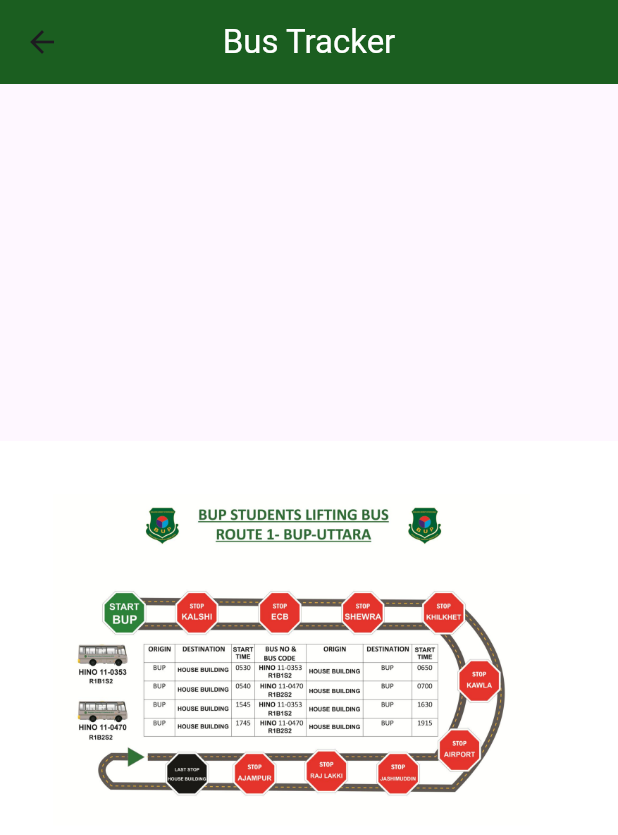
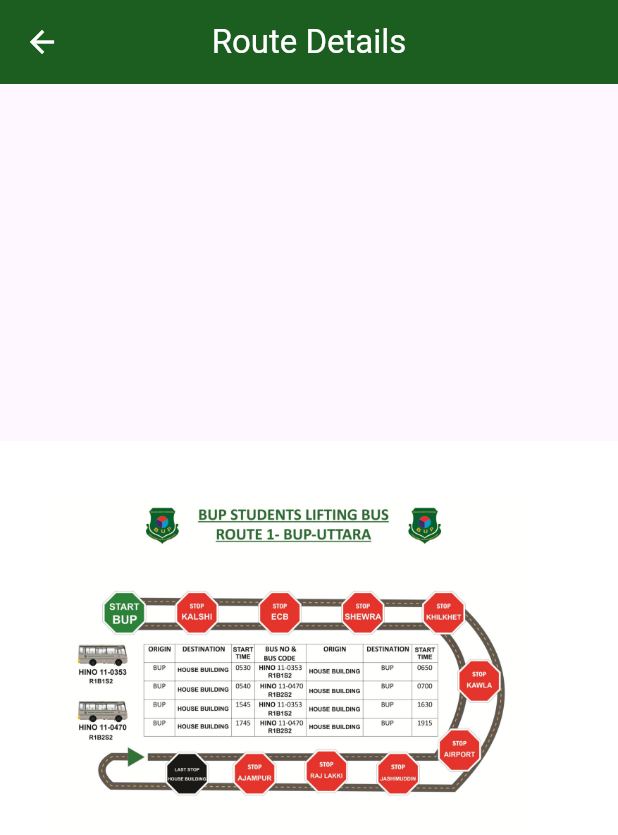
Before and after one commit to Samiul-Hossen-Sarkar-Santo/bus_tracker_user_app, a Flutter app: the screen it shows after launch, after a tap on "BUP-Uttara", on a phone screen of 412 x 824 dp. Shown: the top 835 px of the screen. Run offline on Flutter 3.47's test engine with Material 3 defaults, Android fonts, the phone set to English and light mode, and no system bars.

Commit message:
updated routes and icons

```diff
--- a/lib/models/route_model.dart
+++ b/lib/models/route_model.dart
@@ -20,42 +20,58 @@
     title: "BUP-JFP-Kakrail",
     image: "BUS_ROUTE_STD-1.png",
     start: "BUP",
-    stops_in_order: ["JFP", "Kakrail"],
+    stops_in_order: [
+      "JFP",
+      "Kakrail",
+    ],
     end: "Kakrail",
   ),
   route3(
     title: "BUP-Maghbazar-Kakrail",
     image: "BUS_ROUTE_STD-2.png",
     start: "BUP",
-    stops_in_order: ["Maghbazar", "Kakrail"],
+    stops_in_order: [
+      "Maghbazar",
+      "Kakrail",
+    ],
     end: "Kakrail",
   ),
   route4(
     title: "BUP-Shahbagh",
     image: "BUS_ROUTE_STD-3.png",
     start: "BUP",
-    stops_in_order: ["Shahbagh"],
+    stops_in_order: [
+      "Shahbagh",
+    ],
     end: "Shahbagh",
   ),
   route5(
     title: "BUP-Khamar Bari Mor",
     image: "BUS_ROUTE_STD-4.png",
     start: "BUP",
-    stops_in_order: ["Khamar Bari Mor"],
+    stops_in_order: [
+      "Khamar Bari Mor",
+    ],
     end: "Khamar Bari Mor",
   ),
   route6(
     title: "BUP-Asad Gate",
     image: "BUS_ROUTE_STD-5.png",
     start: "BUP",
-    stops_in_order: ["Asad Gate"],
+    stops_in_order: [
+      "Asad Gate",
+      "Shyamoli",
+      "Shia Moshjid",
+    ],
     end: "Asad Gate",
   ),
   route7(
     title: "BUP-City College",
     image: "BUS_ROUTE_STD-6.png",
     start: "BUP",
-    stops_in_order: ["City College"],
+    stops_in_order: [
+      "City College",
+    ],
     end: "City College",
   );
 
--- a/lib/screens/routes.dart
+++ b/lib/screens/routes.dart
@@ -19,11 +19,14 @@
     return Scaffold(
       appBar: AppBar(
         title: const Text(
-          'Bus Tracker',
+          'Route Details',
           style: TextStyle(color: Colors.white),
         ),
         backgroundColor: Colors.green[900],
         centerTitle: true,
+        iconTheme: const IconThemeData(
+          color: Colors.white, // Set back button color to white
+        ),
       ),
       body: widget.routeModel.image.isNotEmpty
           ? Center(
```
